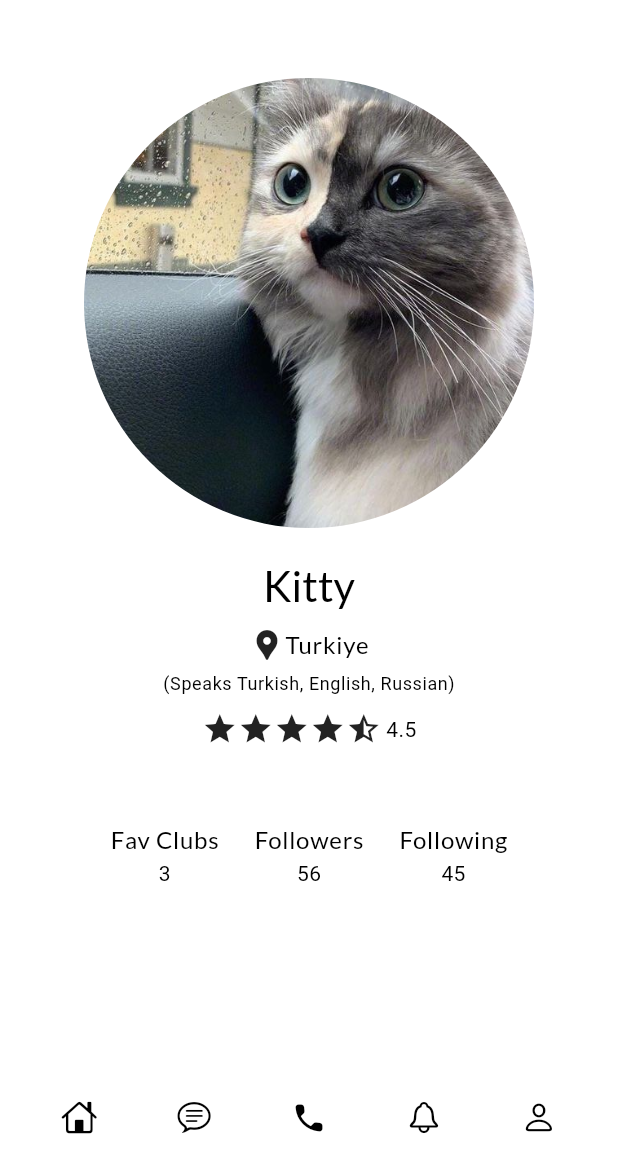
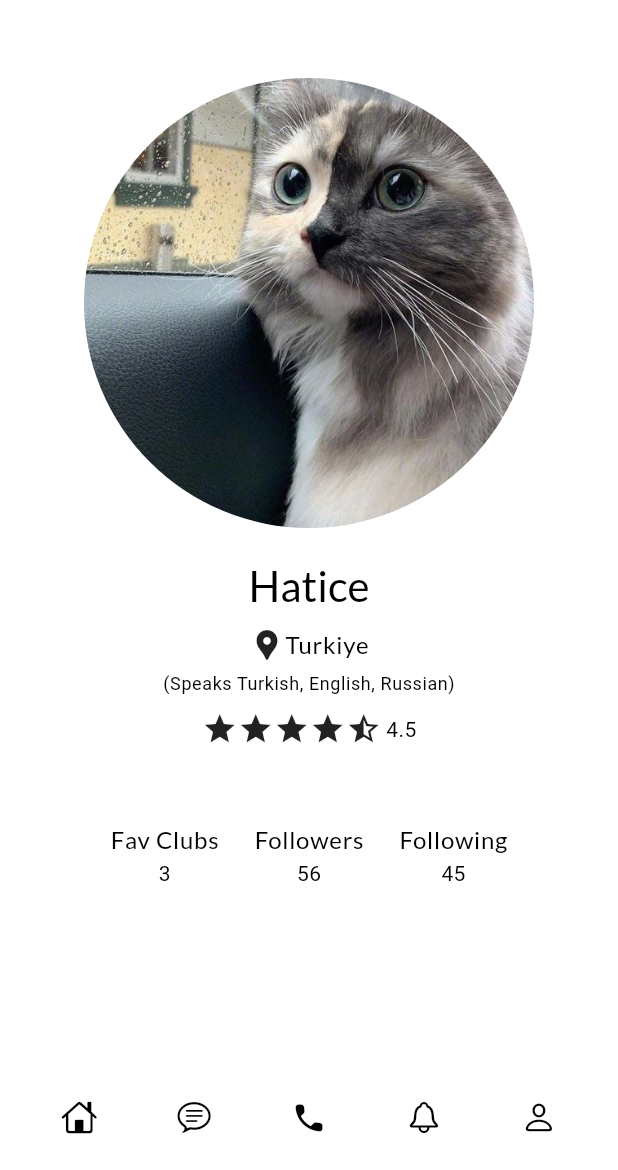
Before and after one commit to whaticecelik/Buddy, a Flutter app: the ProfileScreen screen opened by its route, on a phone screen of 412 x 824 dp, the part 66-1236 px from its top. Run offline on Flutter 3.47's test engine with Material 3 defaults, Android fonts, the phone set to English and light mode, and no system bars; our stand-ins replace go_router, google_fonts, lottie; missing offline and left inert: dotlottie_loader.

Commit message:
profilde ad degisti. kulup resimleri tam circle halini aldi (kare seklinde kirpilarak)

```diff
--- a/lib/screens/profile_screen.dart
+++ b/lib/screens/profile_screen.dart
@@ -87,7 +87,7 @@ class ProfileScreen extends StatelessWidget{
               child: Column(
                 children: [
                   SizedBox(height: 20,),
-                  Text("Kitty" , style: Theme.of(context).textTheme.headlineMedium),
+                  Text("Hatice" , style: Theme.of(context).textTheme.headlineMedium),
                   SizedBox(height: 10,),
                   Row(
                     mainAxisAlignment: MainAxisAlignment.center,
```
Also changed, not shown: assets/images/a1.jpg, assets/images/a2.jpg, assets/images/a3.jpg, assets/images/a4.jpg, assets/images/a5.jpg.
